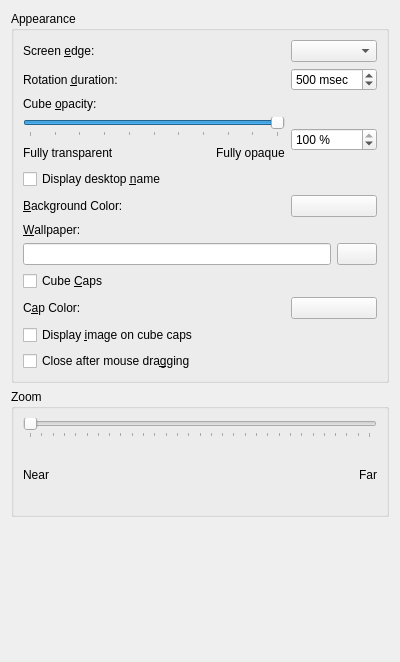
KDE/kwin, file effects/sphere_config.ui: the form before one commit.
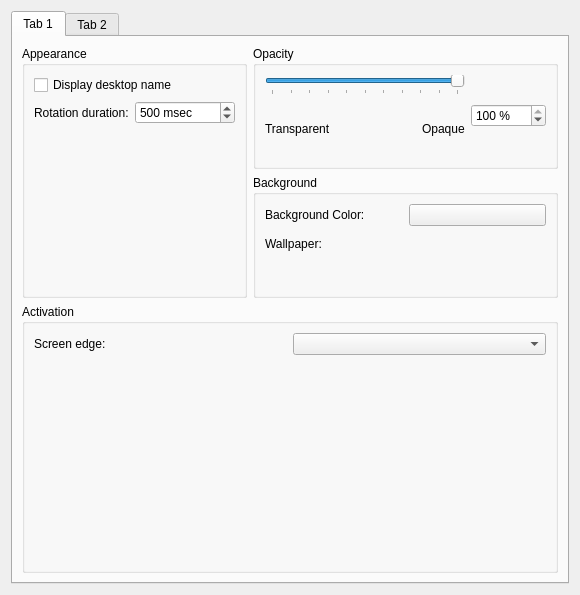
The form after the commit. Custom widgets are drawn as their Qt base class.

Commit message: Reworked UI for sphere configuration. Based on rework of cube config (r853730). Adding slider to configure the sphere cap deformation.

Diff of the .ui file:
```diff
--- a/effects/sphere_config.ui
+++ b/effects/sphere_config.ui
@@ -5,29 +5,127 @@
    <rect>
     <x>0</x>
     <y>0</y>
-    <width>400</width>
-    <height>662</height>
+    <width>561</width>
+    <height>595</height>
    </rect>
   </property>
   <layout class="QVBoxLayout" >
    <item>
-    <widget class="QGroupBox" name="groupBox" >
+    <widget class="QTabWidget" name="tabWidget" >
+     <property name="currentIndex" >
+      <number>0</number>
+     </property>
+     <widget class="QWidget" name="tab" >
+      <property name="geometry" >
+       <rect>
+        <x>0</x>
+        <y>0</y>
+        <width>545</width>
+        <height>553</height>
+       </rect>
+      </property>
+      <attribute name="title" >
+       <string>Tab 1</string>
+      </attribute>
+      <layout class="QGridLayout" name="gridLayout_5" >
+       <item row="1" column="1" >
+        <widget class="QGroupBox" name="groupBox_5" >
+         <property name="title" >
+          <string>Background</string>
+         </property>
+         <layout class="QGridLayout" name="gridLayout" >
+          <item row="0" column="0" >
+           <widget class="QLabel" name="label_6" >
+            <property name="text" >
+             <string>Background Color:</string>
+            </property>
+            <property name="buddy" >
+             <cstring>backgroundColorButton</cstring>
+            </property>
+           </widget>
+          </item>
+          <item row="0" column="1" >
+           <widget class="KColorButton" name="backgroundColorButton" />
+          </item>
+          <item row="1" column="0" >
+           <widget class="QLabel" name="label_3" >
+            <property name="text" >
+             <string>Wallpaper:</string>
+            </property>
+            <property name="buddy" >
+             <cstring>wallpaperRequester</cstring>
+            </property>
+           </widget>
+          </item>
+          <item row="2" column="0" colspan="2" >
+           <widget class="KUrlRequester" name="wallpaperRequester" />
+          </item>
+         </layout>
+        </widget>
+       </item>
+       <item row="3" column="0" colspan="2" >
+        <widget class="QGroupBox" name="groupBox_8" >
+         <property name="title" >
+          <string>Activation</string>
+         </property>
+         <layout class="QGridLayout" name="gridLayout_3" >
+          <item row="0" column="0" >
+           <widget class="QLabel" name="label_2" >
+            <property name="text" >
+             <string>Screen edge:</string>
+            </property>
+            <property name="buddy" >
+             <cstring>screenEdgeCombo</cstring>
+            </property>
+           </widget>
+          </item>
+          <item row="0" column="1" >
+           <widget class="QComboBox" name="screenEdgeCombo" />
+          </item>
+          <item row="1" column="0" colspan="2" >
+           <widget class="KWin::GlobalShortcutsEditor" native="1" name="editor" >
+            <property name="minimumSize" >
+             <size>
+              <width>0</width>
+              <height>200</height>
+             </size>
+            </property>
+           </widget>
+          </item>
+         </layout>
+        </widget>
+       </item>
+       <item rowspan="2" row="0" column="0" >
+        <widget class="QGroupBox" name="groupBox_7" >
      <property name="title" >
       <string>Appearance</string>
      </property>
-     <layout class="QGridLayout" >
-      <item row="2" column="0" >
+         <layout class="QGridLayout" name="gridLayout_2" >
+          <item row="0" column="0" colspan="2" >
+           <widget class="QCheckBox" name="displayDesktopNameBox" >
+            <property name="text" >
+             <string>Display desktop name</string>
+            </property>
+           </widget>
+          </item>
+          <item row="1" column="0" >
        <widget class="QLabel" name="label" >
         <property name="text" >
-         <string>Rotation &amp;duration:</string>
+             <string>Rotation duration:</string>
         </property>
         <property name="buddy" >
          <cstring>rotationDurationSpin</cstring>
         </property>
        </widget>
       </item>
-      <item row="2" column="1" >
+          <item row="1" column="1" >
        <widget class="QSpinBox" name="rotationDurationSpin" >
+            <property name="minimumSize" >
+             <size>
+              <width>100</width>
+              <height>0</height>
+             </size>
+            </property>
         <property name="suffix" >
          <string> msec</string>
         </property>
@@ -39,23 +137,38 @@
         </property>
        </widget>
       </item>
-      <item row="4" column="0" >
-       <widget class="QLabel" name="label_3" >
-        <property name="text" >
-         <string>Cube &amp;opacity:</string>
-        </property>
-        <property name="buddy" >
-         <cstring>cubeOpacitySpin</cstring>
-        </property>
-       </widget>
-      </item>
-      <item row="1" column="1" >
-       <widget class="QComboBox" name="screenEdgeCombo" />
-      </item>
-      <item row="5" column="0" >
-       <layout class="QVBoxLayout" name="verticalLayout" >
+          <item row="2" column="0" colspan="2" >
+           <spacer name="verticalSpacer_2" >
+            <property name="orientation" >
+             <enum>Qt::Vertical</enum>
+            </property>
+            <property name="sizeHint" stdset="0" >
+             <size>
+              <width>20</width>
+              <height>40</height>
+             </size>
+            </property>
+           </spacer>
+          </item>
+         </layout>
+        </widget>
+       </item>
+       <item row="0" column="1" >
+        <widget class="QGroupBox" name="groupBox_4" >
+         <property name="title" >
+          <string>Opacity</string>
+         </property>
+         <layout class="QHBoxLayout" name="horizontalLayout_3" >
+          <item>
+           <layout class="QVBoxLayout" name="verticalLayout_5" >
         <item>
          <widget class="QSlider" name="cubeOpacitySlider" >
+              <property name="minimumSize" >
+               <size>
+                <width>200</width>
+                <height>0</height>
+               </size>
+              </property>
           <property name="maximum" >
            <number>100</number>
           </property>
@@ -77,11 +190,11 @@
          </widget>
         </item>
         <item>
-         <layout class="QHBoxLayout" name="horizontalLayout" >
+             <layout class="QHBoxLayout" name="horizontalLayout_6" >
           <item>
            <widget class="QLabel" name="label_4" >
             <property name="text" >
-             <string>Fully transparent</string>
+                 <string>Transparent</string>
             </property>
            </widget>
           </item>
@@ -101,7 +214,7 @@
           <item>
            <widget class="QLabel" name="label_5" >
             <property name="text" >
-             <string>Fully opaque</string>
+                 <string>Opaque</string>
             </property>
            </widget>
           </item>
@@ -109,8 +222,14 @@
         </item>
        </layout>
       </item>
-      <item row="5" column="1" >
+          <item>
        <widget class="QSpinBox" name="cubeOpacitySpin" >
+            <property name="minimumSize" >
+             <size>
+              <width>75</width>
+              <height>0</height>
+             </size>
+            </property>
         <property name="suffix" >
          <string> %</string>
         </property>
@@ -122,93 +241,126 @@
         </property>
        </widget>
       </item>
-      <item row="7" column="0" >
-       <widget class="QCheckBox" name="displayDesktopNameBox" >
-        <property name="text" >
-         <string>Display desktop &amp;name</string>
-        </property>
-       </widget>
-      </item>
-      <item row="9" column="0" >
-       <widget class="QLabel" name="label_6" >
-        <property name="text" >
-         <string>&amp;Background Color:</string>
-        </property>
-        <property name="buddy" >
-         <cstring>backgroundColorButton</cstring>
-        </property>
-       </widget>
-      </item>
-      <item row="9" column="1" >
-       <widget class="KColorButton" name="backgroundColorButton" />
-      </item>
-      <item row="12" column="0" >
+         </layout>
+        </widget>
+       </item>
+      </layout>
+     </widget>
+     <widget class="QWidget" name="tab_2" >
+      <property name="geometry" >
+       <rect>
+        <x>0</x>
+        <y>0</y>
+        <width>545</width>
+        <height>553</height>
+       </rect>
+      </property>
+      <attribute name="title" >
+       <string>Tab 2</string>
+      </attribute>
+      <layout class="QVBoxLayout" name="verticalLayout_3" >
+       <item>
+        <widget class="QGroupBox" name="groupBox_3" >
+         <property name="title" >
+          <string>Caps</string>
+         </property>
+         <layout class="QGridLayout" name="gridLayout_4" >
+          <item row="0" column="0" >
        <widget class="QCheckBox" name="cubeCapsBox" >
         <property name="text" >
-         <string>Cube &amp;Caps</string>
+             <string>Show caps</string>
         </property>
        </widget>
       </item>
-      <item row="13" column="0" >
+          <item row="1" column="0" >
        <widget class="QLabel" name="capColorLabel" >
         <property name="text" >
-         <string>C&amp;ap Color:</string>
+             <string>Cap Color:</string>
         </property>
         <property name="buddy" >
          <cstring>capColorButton</cstring>
         </property>
        </widget>
       </item>
-      <item row="13" column="1" >
+          <item row="1" column="1" >
        <widget class="KColorButton" name="capColorButton" />
       </item>
-      <item row="14" column="0" >
+          <item row="2" column="0" >
        <widget class="QCheckBox" name="capsImageBox" >
         <property name="text" >
-         <string>Display &amp;image on cube caps</string>
+             <string>Display image on caps</string>
         </property>
        </widget>
       </item>
-      <item row="1" column="0" >
-       <widget class="QLabel" name="label_2" >
+          <item row="3" column="0" >
+           <widget class="QLabel" name="capDeformationLabel" >
+            <property name="sizePolicy" >
+             <sizepolicy vsizetype="Preferred" hsizetype="Preferred" >
+              <horstretch>0</horstretch>
+              <verstretch>0</verstretch>
+             </sizepolicy>
+            </property>
         <property name="text" >
-         <string>Screen &amp;edge:</string>
-        </property>
+             <string>Cap deformation:</string>
+            </property>
+            <property name="alignment" >
+             <set>Qt::AlignLeading|Qt::AlignLeft|Qt::AlignTop</set>
+            </property>
         <property name="buddy" >
          <cstring>screenEdgeCombo</cstring>
         </property>
        </widget>
       </item>
-      <item row="10" column="0" >
-       <widget class="QLabel" name="label_7" >
-        <property name="text" >
-         <string>&amp;Wallpaper:</string>
-        </property>
-        <property name="buddy" >
-         <cstring>wallpaperLineEdit</cstring>
-        </property>
-       </widget>
-      </item>
-      <item row="11" column="0" colspan="2" >
-       <layout class="QHBoxLayout" name="horizontalLayout_3" >
+          <item row="3" column="1" >
+           <layout class="QVBoxLayout" name="verticalLayout_4" >
+            <item>
+             <widget class="QSlider" name="capDeformationSlider" >
+              <property name="maximum" >
+               <number>100</number>
+              </property>
+              <property name="orientation" >
+               <enum>Qt::Horizontal</enum>
+              </property>
+              <property name="tickPosition" >
+               <enum>QSlider::TicksBelow</enum>
+              </property>
+              <property name="tickInterval" >
+               <number>25</number>
+              </property>
+             </widget>
+            </item>
         <item>
-         <widget class="QLineEdit" name="wallpaperLineEdit" />
-        </item>
+             <layout class="QHBoxLayout" name="horizontalLayout" >
         <item>
-         <widget class="QPushButton" name="wallpaperButton" >
+               <widget class="QLabel" name="capDeformationSphereLabel" >
           <property name="text" >
-           <string/>
+                 <string>Sphere</string>
           </property>
          </widget>
         </item>
-       </layout>
-      </item>
-      <item row="15" column="0" >
-       <widget class="QCheckBox" name="closeOnMouseReleaseBox" >
+              <item>
+               <spacer name="horizontalSpacer_3" >
+                <property name="orientation" >
+                 <enum>Qt::Horizontal</enum>
+                </property>
+                <property name="sizeHint" stdset="0" >
+                 <size>
+                  <width>40</width>
+                  <height>20</height>
+                 </size>
+                </property>
+               </spacer>
+              </item>
+              <item>
+               <widget class="QLabel" name="capDeformationPlaneLabel" >
         <property name="text" >
-         <string>Close after mouse dra&amp;gging</string>
-        </property>
-       </widget>
+                 <string>Plane</string>
+                </property>
+               </widget>
+              </item>
+             </layout>
+            </item>
+           </layout>
       </item>
      </layout>
     </widget>
@@ -279,7 +431,41 @@
     </widget>
    </item>
    <item>
-    <widget class="KWin::GlobalShortcutsEditor" native="1" name="editor" />
+        <widget class="QGroupBox" name="groupBox_9" >
+         <property name="title" >
+          <string>Additional options</string>
+         </property>
+         <layout class="QVBoxLayout" name="verticalLayout" >
+          <item>
+           <widget class="QCheckBox" name="closeOnMouseReleaseBox" >
+            <property name="toolTip" >
+             <string>Sphere is deactivated after rotating the sphere with the mouse.
+Otherwise sphere will stay in the position.</string>
+            </property>
+            <property name="text" >
+             <string>Close after mouse dragging</string>
+            </property>
+           </widget>
+          </item>
+         </layout>
+        </widget>
+       </item>
+       <item>
+        <spacer name="verticalSpacer" >
+         <property name="orientation" >
+          <enum>Qt::Vertical</enum>
+         </property>
+         <property name="sizeHint" stdset="0" >
+          <size>
+           <width>20</width>
+           <height>40</height>
+          </size>
+         </property>
+        </spacer>
+       </item>
+      </layout>
+     </widget>
+    </widget>
    </item>
   </layout>
  </widget>
@@ -289,6 +475,11 @@
    <extends>QPushButton</extends>
    <header>kcolorbutton.h</header>
   </customwidget>
+  <customwidget>
+   <class>KUrlRequester</class>
+   <extends>QFrame</extends>
+   <header>kurlrequester.h</header>
+  </customwidget>
   <customwidget>
    <class>KWin::GlobalShortcutsEditor</class>
    <extends>QWidget</extends>
```
Left out of the diff: 15 changed lines with no effect on the pictures. Lines whose indentation alone changed are shown as unchanged. The commit also changes 2 other files.
